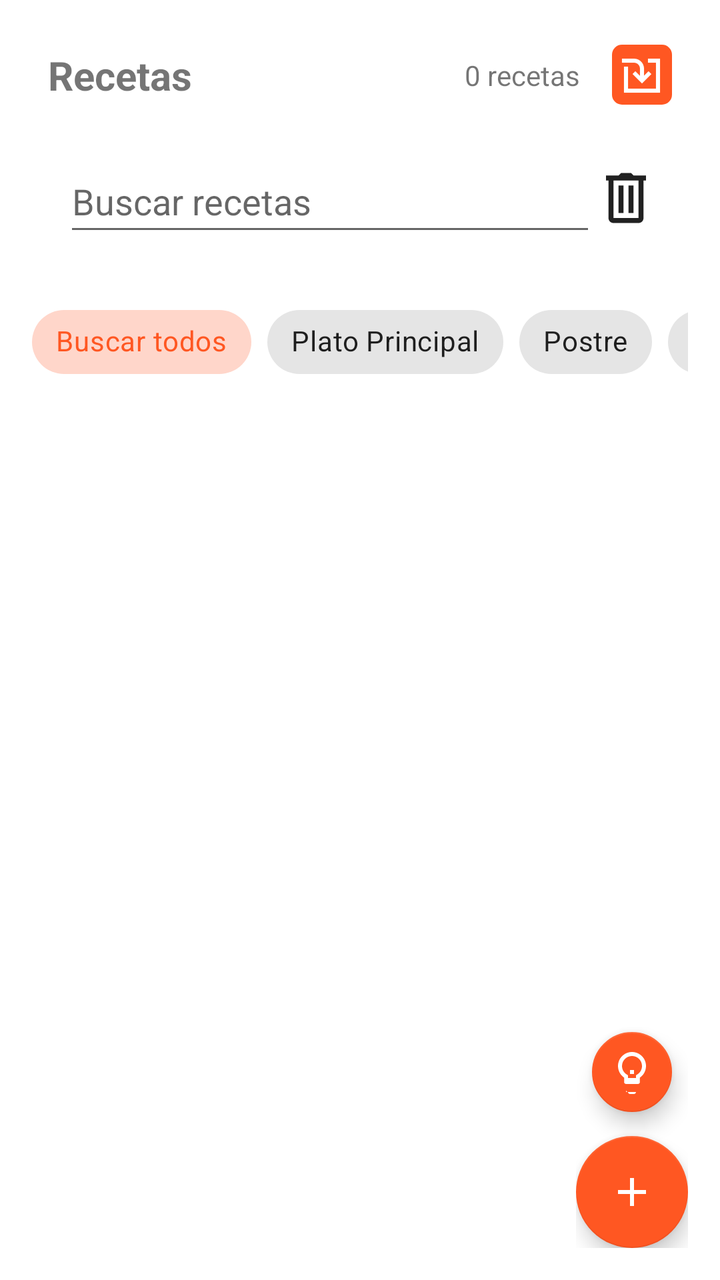
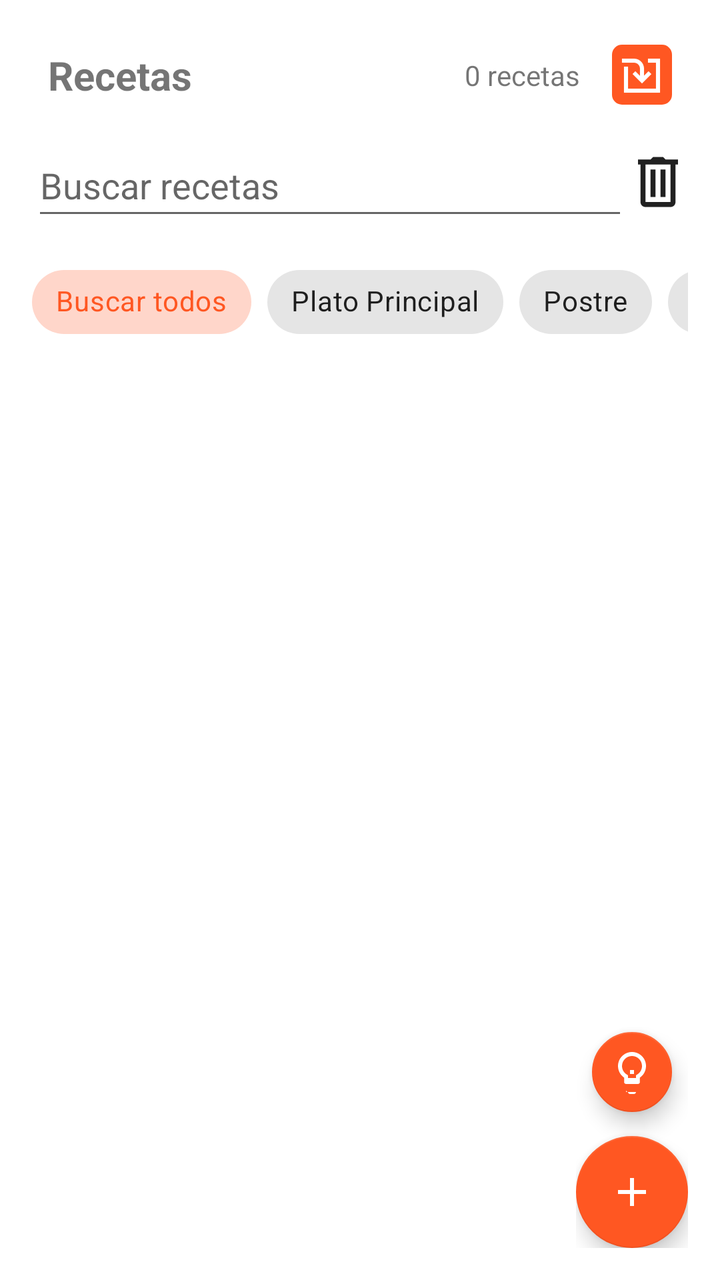

Compare the two renders of this Android layout. The source of the first and the diff that turns it into the second are given below.
<!-- AndroidManifest.xml: application theme Theme.RecetApp -->
<!-- res/layout/fragment_recetas.xml -->
<ScrollView xmlns:android="http://schemas.android.com/apk/res/android"
    xmlns:tools="http://schemas.android.com/tools"
    xmlns:app="http://schemas.android.com/apk/res-auto"
    android:layout_width="match_parent"
    android:layout_height="match_parent"
    android:fillViewport="true"
    tools:context=".fragments.RecetasFragment">

    <RelativeLayout
        android:layout_width="match_parent"
        android:layout_height="match_parent"
        tools:ignore="ScrollViewSize">

        <LinearLayout
            android:layout_width="match_parent"
            android:layout_height="wrap_content"
            android:orientation="vertical"
            android:padding="16dp">

            
            <LinearLayout
                android:layout_width="match_parent"
                android:layout_height="wrap_content"
                android:orientation="horizontal"
                android:baselineAligned="false"
                tools:ignore="RtlSymmetry">

                
                <TextView
                    android:id="@+id/textViewTituloRecetas"
                    android:layout_width="0dp"
                    android:layout_height="wrap_content"
                    android:layout_weight="1"
                    android:layout_gravity="start"
                    android:padding="8dp"
                    android:text="@string/recetas"
                    android:textSize="20sp"
                    android:textStyle="bold" />

                
                <TextView
                    android:id="@+id/textViewContadorRecetas"
                    android:layout_width="wrap_content"
                    android:layout_height="wrap_content"
                    android:layout_gravity="center_vertical"
                    android:padding="8dp"
                    android:text="@string/_0_recetas"
                    android:textSize="14sp"
                    android:textStyle="normal" />

                
                <LinearLayout
                    android:layout_width="wrap_content"
                    android:layout_height="match_parent"
                    android:gravity="center|end"
                    android:orientation="horizontal"
                    android:baselineAligned="false">

                    <ImageButton
                        android:id="@+id/btnImportar"
                        android:layout_width="30dp"
                        android:layout_height="30dp"
                        android:layout_marginStart="8dp"
                        android:layout_marginEnd="8dp"
                        android:background="@drawable/boton_redondo"
                        android:contentDescription="@string/importar"
                        android:src="@drawable/importar_icon"
                        tools:ignore="TextContrastCheck,ImageContrastCheck,TouchTargetSizeCheck" />
                </LinearLayout>
            </LinearLayout>

            
            <GridLayout
                android:layout_width="match_parent"
                android:layout_height="wrap_content"
                android:columnCount="2"
                android:padding="16dp"
                android:rowCount="1">

                <AutoCompleteTextView
                    android:id="@+id/autoCompleteTextViewRecetas"
                    android:layout_width="0dp"
                    android:layout_height="wrap_content"
                    android:layout_row="0"
                    android:layout_column="0"
                    android:layout_columnWeight="1"
                    android:completionThreshold="1"
                    android:dropDownAnchor="@id/autoCompleteTextViewRecetas"
                    android:hint="@string/buscar_recetas"
                    android:imeActionLabel="Done"
                    android:imeOptions="actionDone"
                    android:inputType="textAutoComplete"
                    android:minHeight="48dp"
                    tools:ignore="VisualLintTextFieldSize" />

                <ImageView
                    android:id="@+id/imageViewClearSearch"
                    android:layout_width="wrap_content"
                    android:layout_height="wrap_content"
                    android:layout_row="0"
                    android:layout_column="1"
                    android:layout_gravity="center_vertical"
                    android:clickable="true"
                    android:contentDescription="@string/borrar_busqueda"
                    android:src="@drawable/ic_baseline_delete_24"
                    tools:ignore="TouchTargetSizeCheck" />
            </GridLayout>

            <HorizontalScrollView
                android:layout_width="match_parent"
                android:layout_height="wrap_content"
                android:scrollbars="none"
                android:layout_marginTop="8dp">

                <com.google.android.material.chip.ChipGroup
                    android:id="@+id/chipGroupTipoReceta"
                    android:layout_width="wrap_content"
                    android:layout_height="wrap_content"
                    app:singleSelection="true"
                    app:selectionRequired="false">

                    <com.google.android.material.chip.Chip
                        android:id="@+id/chipTodos"
                        style="@style/Widget.MaterialComponents.Chip.Choice"
                        android:layout_width="wrap_content"
                        android:layout_height="wrap_content"
                        android:text="@string/buscar_todos"
                        android:checked="true" />

                    <com.google.android.material.chip.Chip
                        android:id="@+id/chipPrincipales"
                        style="@style/Widget.MaterialComponents.Chip.Choice"
                        android:layout_width="wrap_content"
                        android:layout_height="wrap_content"
                        android:text="@string/tipo_principal" />

                    <com.google.android.material.chip.Chip
                        android:id="@+id/chipPostres"
                        style="@style/Widget.MaterialComponents.Chip.Choice"
                        android:layout_width="wrap_content"
                        android:layout_height="wrap_content"
                        android:text="@string/tipo_postre" />

                    <com.google.android.material.chip.Chip
                        android:id="@+id/chipCocteles"
                        style="@style/Widget.MaterialComponents.Chip.Choice"
                        android:layout_width="wrap_content"
                        android:layout_height="wrap_content"
                        android:text="@string/tipo_coctel" />

                    <com.google.android.material.chip.Chip
                        android:id="@+id/chipSides"
                        style="@style/Widget.MaterialComponents.Chip.Choice"
                        android:layout_width="wrap_content"
                        android:layout_height="wrap_content"
                        android:text="@string/tipo_side" />

                    <com.google.android.material.chip.Chip
                        android:id="@+id/chipUnknownScores"
                        style="@style/Widget.MaterialComponents.Chip.Choice"
                        android:layout_width="wrap_content"
                        android:layout_height="wrap_content"
                        android:text="@string/unknown_scores" />

                </com.google.android.material.chip.ChipGroup>
            </HorizontalScrollView>

            <TextView
                android:id="@+id/textViewEmpty"
                android:layout_width="match_parent"
                android:layout_height="match_parent"
                android:gravity="center"
                android:text="@string/no_hay_recetas"
                android:textColor="@color/colorGrisTextoFondo"
                android:textSize="20sp"
                android:textStyle="bold"
                android:visibility="gone" />

            <ExpandableListView
                android:id="@+id/expandableListView"
                android:layout_width="match_parent"
                android:layout_height="match_parent"
                android:divider="@color/dividerColor"
                android:dividerHeight="1dp"
                android:visibility="visible" />

            <ProgressBar
                android:id="@+id/progressBar"
                android:layout_width="wrap_content"
                android:layout_height="wrap_content"
                android:layout_gravity="center"
                android:visibility="gone" />

            <FrameLayout
                android:id="@+id/youtube_anchor_container"
                android:layout_width="0dp"
                android:layout_height="0dp"
                android:visibility="gone" />
        </LinearLayout>

    <LinearLayout
        android:layout_width="wrap_content"
        android:layout_height="wrap_content"
        android:layout_alignParentBottom="true"
        android:layout_alignParentEnd="true"
        android:layout_margin="16dp"
        android:orientation="vertical"
        android:gravity="center_horizontal">

        <com.google.android.material.floatingactionbutton.FloatingActionButton
            android:id="@+id/fabAddRecetaIA"
            android:layout_width="wrap_content"
            android:layout_height="wrap_content"
            android:layout_marginBottom="8dp"
            android:contentDescription="@string/add_recipe_ia"
            android:src="@drawable/ic_ia_receta"
            app:backgroundTint="@color/colorPrimary"
            app:fabSize="mini"
            app:tint="@android:color/white" />

        <com.google.android.material.floatingactionbutton.FloatingActionButton
            android:id="@+id/fabAddReceta"
            android:layout_width="wrap_content"
            android:layout_height="wrap_content"
            android:contentDescription="@string/add_recipe"
            android:src="@drawable/baseline_add_24"
            app:backgroundTint="@color/colorPrimary"
            app:tint="@android:color/white" />

    </LinearLayout>
    </RelativeLayout>
</ScrollView>
<!-- resources referenced by this layout -->
<resources>
  <color name="colorGrisTextoFondo">#A0A0A0</color>
  <color name="colorPrimary">#FF5722</color>
  <color name="dividerColor">#DDDDDD</color>
  <!-- drawable baseline_add_24 (drawable) -->
  <vector xmlns:android="http://schemas.android.com/apk/res/android" android:height="24dp" android:tint="#FFFFFF" android:viewportHeight="24" android:viewportWidth="24" android:width="24dp">
        
      <path android:fillColor="@android:color/white" android:pathData="M19,13h-6v6h-2v-6H5v-2h6V5h2v6h6v2z"/>
      
  </vector>
  <!-- drawable boton_redondo (drawable) -->
  <shape xmlns:android="http://schemas.android.com/apk/res/android">
      <solid android:color="@color/colorPrimary" /> 
      <corners android:radius="5dp" /> 
  </shape>
  <!-- drawable ic_baseline_delete_24 (drawable) -->
  <vector xmlns:android="http://schemas.android.com/apk/res/android"
      android:width="30dp"
      android:height="30dp"
      android:viewportWidth="24.0"
      android:viewportHeight="24.0">
  
      <path
          android:fillColor="@color/colorIcono"
          android:pathData="M 10 2 L 9 3 L 4 3 L 4 5 L 5 5 L 5 20 C 5 20.522222 5.1913289 21.05461 5.5683594 21.431641 C 5.9453899 21.808671 6.4777778 22 7 22 L 17 22 C 17.522222 22 18.05461 21.808671 18.431641 21.431641 C 18.808671 21.05461 19 20.522222 19 20 L 19 5 L 20 5 L 20 3 L 15 3 L 14 2 L 10 2 z M 7 5 L 17 5 L 17 20 L 7 20 L 7 5 z M 9 7 L 9 18 L 11 18 L 11 7 L 9 7 z M 13 7 L 13 18 L 15 18 L 15 7 L 13 7 z" />
  
  </vector>
  <!-- drawable importar_icon (drawable) -->
  <vector android:height="24dp" android:viewportHeight="512"
      android:viewportWidth="512" android:width="24dp" xmlns:android="http://schemas.android.com/apk/res/android">
      <path android:fillColor="#FFFFFF" android:fillType="evenOdd"
          android:pathData="M448,85.33L448,448L64,448L64,170.67L106.67,170.67L106.67,405.33L405.33,405.33L405.33,128L320,128L320,85.33L448,85.33ZM170.67,85.33C228.03,85.33 274.81,130.61 277.23,187.37L277.33,192L277.33,268.49L326.25,219.58L356.42,249.75L256,350.17L155.58,249.75L185.75,219.58L234.67,268.49L234.67,192C234.67,157.92 208.02,130.06 174.43,128.11L170.67,128L42.67,128L42.67,85.33L170.67,85.33Z"
          android:strokeColor="#FFFFFF" android:strokeWidth="1"/>
  </vector>
  <string name="_0_recetas">0 recetas</string>
  <string name="add_recipe">Añadir receta</string>
  <string name="add_recipe_ia">Añadir receta con IA</string>
  <string name="borrar_busqueda">Borrar búsqueda</string>
  <string name="buscar_recetas">Buscar recetas</string>
  <string name="buscar_todos">Buscar todos</string>
  <string name="importar">Importar</string>
  <string name="no_hay_recetas">No hay recetas</string>
  <string name="recetas">Recetas</string>
  <string name="tipo_coctel">Cóctel</string>
  <string name="tipo_postre">Postre</string>
  <string name="tipo_principal">Plato Principal</string>
  <string name="tipo_side">Acompañamiento</string>
  <string name="unknown_scores">Punt. Desconocida</string>
  <style name="Theme.RecetApp" parent="Theme.MaterialComponents.DayNight.DarkActionBar">
          
          <item name="colorPrimary">#FF5722</item>
          <item name="colorPrimaryVariant">#E64A19</item>
          <item name="colorOnPrimary">#FFFFFF</item>
          
          <item name="colorSecondary">#4CAF50</item>
          <item name="colorSecondaryVariant">#388E3C</item>
          <item name="colorOnSecondary">#000000</item>
          
          <item name="android:statusBarColor">?attr/colorPrimaryVariant</item>
          
      </style>
  <color name="colorIcono">#212121</color>
  <!-- unchanged entries left out for length: 1 -->
</resources>

<!-- the commit's change to res/layout/fragment_recetas.xml (unified diff, before → after) -->
@@ -1,202 +1,202 @@
-<ScrollView xmlns:android="http://schemas.android.com/apk/res/android"
+<?xml version="1.0" encoding="utf-8"?>
+<RelativeLayout xmlns:android="http://schemas.android.com/apk/res/android"
     xmlns:tools="http://schemas.android.com/tools"
     xmlns:app="http://schemas.android.com/apk/res-auto"
     android:layout_width="match_parent"
     android:layout_height="match_parent"
-    android:fillViewport="true"
     tools:context=".fragments.RecetasFragment">
 
-    <RelativeLayout
+    <LinearLayout
         android:layout_width="match_parent"
         android:layout_height="match_parent"
-        tools:ignore="ScrollViewSize">
-
+        android:orientation="vertical"
+        android:padding="16dp">
+
+        
         <LinearLayout
             android:layout_width="match_parent"
             android:layout_height="wrap_content"
-            android:orientation="vertical"
-            android:padding="16dp">
+            android:orientation="horizontal"
+            android:baselineAligned="false"
+            tools:ignore="RtlSymmetry">
+
+            
+            <TextView
+                android:id="@+id/textViewTituloRecetas"
+                android:layout_width="0dp"
+                android:layout_height="wrap_content"
+                android:layout_weight="1"
+                android:layout_gravity="start"
+                android:padding="8dp"
+                android:text="@string/recetas"
+                android:textSize="20sp"
+                android:textStyle="bold" />
+
+            
+            <TextView
+                android:id="@+id/textViewContadorRecetas"
+                android:layout_width="wrap_content"
+                android:layout_height="wrap_content"
+                android:layout_gravity="center_vertical"
+                android:padding="8dp"
+                android:text="@string/_0_recetas"
+                android:textSize="14sp"
+                android:textStyle="normal" />
 
             
             <LinearLayout
-                android:layout_width="match_parent"
-                android:layout_height="wrap_content"
+                android:layout_width="wrap_content"
+                android:layout_height="match_parent"
+                android:gravity="center|end"
                 android:orientation="horizontal"
-                android:baselineAligned="false"
-                tools:ignore="RtlSymmetry">
-
-                
-                <TextView
-                    android:id="@+id/textViewTituloRecetas"
-                    android:layout_width="0dp"
-                    android:layout_height="wrap_content"
-                    android:layout_weight="1"
-                    android:layout_gravity="start"
-                    android:padding="8dp"
-                    android:text="@string/recetas"
-                    android:textSize="20sp"
-                    android:textStyle="bold" />
-
-                
-                <TextView
-                    android:id="@+id/textViewContadorRecetas"
-                    android:layout_width="wrap_content"
-                    android:layout_height="wrap_content"
-                    android:layout_gravity="center_vertical"
-                    android:padding="8dp"
-                    android:text="@string/_0_recetas"
-                    android:textSize="14sp"
-                    android:textStyle="normal" />
-
-                
-                <LinearLayout
-                    android:layout_width="wrap_content"
-                    android:layout_height="match_parent"
-                    android:gravity="center|end"
-                    android:orientation="horizontal"
-                    android:baselineAligned="false">
-
-                    <ImageButton
-                        android:id="@+id/btnImportar"
-                        android:layout_width="30dp"
-                        android:layout_height="30dp"
-                        android:layout_marginStart="8dp"
-                        android:layout_marginEnd="8dp"
-                        android:background="@drawable/boton_redondo"
-                        android:contentDescription="@string/importar"
-                        android:src="@drawable/importar_icon"
-                        tools:ignore="TextContrastCheck,ImageContrastCheck,TouchTargetSizeCheck" />
-                </LinearLayout>
+                android:baselineAligned="false">
+
+                <ImageButton
+                    android:id="@+id/btnImportar"
+                    android:layout_width="30dp"
+                    android:layout_height="30dp"
+                    android:layout_marginStart="8dp"
+                    android:layout_marginEnd="8dp"
+                    android:background="@drawable/boton_redondo"
+                    android:contentDescription="@string/importar"
+                    android:src="@drawable/importar_icon"
+                    tools:ignore="TextContrastCheck,ImageContrastCheck,TouchTargetSizeCheck" />
             </LinearLayout>
-
-            
-            <GridLayout
-                android:layout_width="match_parent"
-                android:layout_height="wrap_content"
-                android:columnCount="2"
-                android:padding="16dp"
-                android:rowCount="1">
-
-                <AutoCompleteTextView
-                    android:id="@+id/autoCompleteTextViewRecetas"
-                    android:layout_width="0dp"
-                    android:layout_height="wrap_content"
-                    android:layout_row="0"
-                    android:layout_column="0"
-                    android:layout_columnWeight="1"
-                    android:completionThreshold="1"
-                    android:dropDownAnchor="@id/autoCompleteTextViewRecetas"
-                    android:hint="@string/buscar_recetas"
-                    android:imeActionLabel="Done"
-                    android:imeOptions="actionDone"
-                    android:inputType="textAutoComplete"
-                    android:minHeight="48dp"
-                    tools:ignore="VisualLintTextFieldSize" />
-
-                <ImageView
-                    android:id="@+id/imageViewClearSearch"
-                    android:layout_width="wrap_content"
-                    android:layout_height="wrap_content"
-                    android:layout_row="0"
-                    android:layout_column="1"
-                    android:layout_gravity="center_vertical"
-                    android:clickable="true"
-                    android:contentDescription="@string/borrar_busqueda"
-                    android:src="@drawable/ic_baseline_delete_24"
-                    tools:ignore="TouchTargetSizeCheck" />
-            </GridLayout>
-
-            <HorizontalScrollView
-                android:layout_width="match_parent"
-                android:layout_height="wrap_content"
-                android:scrollbars="none"
-                android:layout_marginTop="8dp">
-
-                <com.google.android.material.chip.ChipGroup
-                    android:id="@+id/chipGroupTipoReceta"
-                    android:layout_width="wrap_content"
-                    android:layout_height="wrap_content"
-                    app:singleSelection="true"
-                    app:selectionRequired="false">
-
-                    <com.google.android.material.chip.Chip
-                        android:id="@+id/chipTodos"
-                        style="@style/Widget.MaterialComponents.Chip.Choice"
-                        android:layout_width="wrap_content"
-                        android:layout_height="wrap_content"
-                        android:text="@string/buscar_todos"
-                        android:checked="true" />
-
-                    <com.google.android.material.chip.Chip
-                        android:id="@+id/chipPrincipales"
-                        style="@style/Widget.MaterialComponents.Chip.Choice"
-                        android:layout_width="wrap_content"
-                        android:layout_height="wrap_content"
-                        android:text="@string/tipo_principal" />
-
-                    <com.google.android.material.chip.Chip
-                        android:id="@+id/chipPostres"
-                        style="@style/Widget.MaterialComponents.Chip.Choice"
-                        android:layout_width="wrap_content"
-                        android:layout_height="wrap_content"
-                        android:text="@string/tipo_postre" />
-
-                    <com.google.android.material.chip.Chip
-                        android:id="@+id/chipCocteles"
-                        style="@style/Widget.MaterialComponents.Chip.Choice"
-                        android:layout_width="wrap_content"
-                        android:layout_height="wrap_content"
-                        android:text="@string/tipo_coctel" />
-
-                    <com.google.android.material.chip.Chip
-                        android:id="@+id/chipSides"
-                        style="@style/Widget.MaterialComponents.Chip.Choice"
-                        android:layout_width="wrap_content"
-                        android:layout_height="wrap_content"
-                        android:text="@string/tipo_side" />
-
-                    <com.google.android.material.chip.Chip
-                        android:id="@+id/chipUnknownScores"
-                        style="@style/Widget.MaterialComponents.Chip.Choice"
-                        android:layout_width="wrap_content"
-                        android:layout_height="wrap_content"
-                        android:text="@string/unknown_scores" />
-
-                </com.google.android.material.chip.ChipGroup>
-            </HorizontalScrollView>
-
-            <TextView
-                android:id="@+id/textViewEmpty"
-                android:layout_width="match_parent"
-                android:layout_height="match_parent"
-                android:gravity="center"
-                android:text="@string/no_hay_recetas"
-                android:textColor="@color/colorGrisTextoFondo"
-                android:textSize="20sp"
-                android:textStyle="bold"
-                android:visibility="gone" />
-
-            <ExpandableListView
-                android:id="@+id/expandableListView"
-                android:layout_width="match_parent"
-                android:layout_height="match_parent"
-                android:divider="@color/dividerColor"
-                android:dividerHeight="1dp"
-                android:visibility="visible" />
-
-            <ProgressBar
-                android:id="@+id/progressBar"
-                android:layout_width="wrap_content"
-                android:layout_height="wrap_content"
-                android:layout_gravity="center"
-                android:visibility="gone" />
-
-            <FrameLayout
-                android:id="@+id/youtube_anchor_container"
+        </LinearLayout>
+
+        
+        <GridLayout
+            android:layout_width="match_parent"
+            android:layout_height="wrap_content"
+            android:columnCount="2"
+            android:paddingTop="8dp"
+            android:paddingBottom="8dp"
+            android:rowCount="1">
+
+            <AutoCompleteTextView
+                android:id="@+id/autoCompleteTextViewRecetas"
                 android:layout_width="0dp"
-                android:layout_height="0dp"
-                android:visibility="gone" />
-        </LinearLayout>
+                android:layout_height="wrap_content"
+                android:layout_row="0"
+                android:layout_column="0"
+                android:layout_columnWeight="1"
+                android:completionThreshold="1"
+                android:dropDownAnchor="@id/autoCompleteTextViewRecetas"
+                android:hint="@string/buscar_recetas"
+                android:imeActionLabel="Done"
+                android:imeOptions="actionDone"
+                android:inputType="textAutoComplete"
+                android:minHeight="48dp"
+                tools:ignore="VisualLintTextFieldSize" />
+
+            <ImageView
+                android:id="@+id/imageViewClearSearch"
+                android:layout_width="wrap_content"
+                android:layout_height="wrap_content"
+                android:layout_row="0"
+                android:layout_column="1"
+                android:layout_gravity="center_vertical"
+                android:clickable="true"
+                android:contentDescription="@string/borrar_busqueda"
+                android:src="@drawable/ic_baseline_delete_24"
+                tools:ignore="TouchTargetSizeCheck" />
+        </GridLayout>
+
+        
+        <HorizontalScrollView
+            android:layout_width="match_parent"
+            android:layout_height="wrap_content"
+            android:scrollbars="none"
+            android:layout_marginTop="4dp"
+            android:layout_marginBottom="8dp">
+
+            <com.google.android.material.chip.ChipGroup
+                android:id="@+id/chipGroupTipoReceta"
+                android:layout_width="wrap_content"
+                android:layout_height="wrap_content"
+                app:singleSelection="true"
+                app:selectionRequired="false">
+
+                <com.google.android.material.chip.Chip
+                    android:id="@+id/chipTodos"
+                    style="@style/Widget.MaterialComponents.Chip.Choice"
+                    android:layout_width="wrap_content"
+                    android:layout_height="wrap_content"
+                    android:text="@string/buscar_todos"
+                    android:checked="true" />
+
+                <com.google.android.material.chip.Chip
+                    android:id="@+id/chipPrincipales"
+                    style="@style/Widget.MaterialComponents.Chip.Choice"
+                    android:layout_width="wrap_content"
+                    android:layout_height="wrap_content"
+                    android:text="@string/tipo_principal" />
+
+                <com.google.android.material.chip.Chip
+                    android:id="@+id/chipPostres"
+                    style="@style/Widget.MaterialComponents.Chip.Choice"
+                    android:layout_width="wrap_content"
+                    android:layout_height="wrap_content"
+                    android:text="@string/tipo_postre" />
+
+                <com.google.android.material.chip.Chip
+                    android:id="@+id/chipCocteles"
+                    style="@style/Widget.MaterialComponents.Chip.Choice"
+                    android:layout_width="wrap_content"
+                    android:layout_height="wrap_content"
+                    android:text="@string/tipo_coctel" />
+
+                <com.google.android.material.chip.Chip
+                    android:id="@+id/chipSides"
+                    style="@style/Widget.MaterialComponents.Chip.Choice"
+                    android:layout_width="wrap_content"
+                    android:layout_height="wrap_content"
+                    android:text="@string/tipo_side" />
+
+                <com.google.android.material.chip.Chip
+                    android:id="@+id/chipUnknownScores"
+                    style="@style/Widget.MaterialComponents.Chip.Choice"
+                    android:layout_width="wrap_content"
+                    android:layout_height="wrap_content"
+                    android:text="@string/unknown_scores" />
+
+            </com.google.android.material.chip.ChipGroup>
+        </HorizontalScrollView>
+
+        <TextView
+            android:id="@+id/textViewEmpty"
+            android:layout_width="match_parent"
+            android:layout_height="0dp"
+            android:layout_weight="1"
+            android:gravity="center"
+            android:text="@string/no_hay_recetas"
+            android:textColor="@color/colorGrisTextoFondo"
+            android:textSize="20sp"
+            android:textStyle="bold"
+            android:visibility="gone" />
+
+        <ExpandableListView
+            android:id="@+id/expandableListView"
+            android:layout_width="match_parent"
+            android:layout_height="0dp"
+            android:layout_weight="1"
+            android:divider="@color/dividerColor"
+            android:dividerHeight="1dp"
+            android:visibility="visible" />
+
+        <ProgressBar
+            android:id="@+id/progressBar"
+            android:layout_width="wrap_content"
+            android:layout_height="wrap_content"
+            android:layout_gravity="center"
+            android:visibility="gone" />
+
+        <FrameLayout
+            android:id="@+id/youtube_anchor_container"
+            android:layout_width="0dp"
+            android:layout_height="0dp"
+            android:visibility="gone" />
+    </LinearLayout>
 
     <LinearLayout
         android:layout_width="wrap_content"
@@ -228,5 +228,4 @@
             app:tint="@android:color/white" />
 
     </LinearLayout>
-    </RelativeLayout>
-</ScrollView>
+</RelativeLayout>
